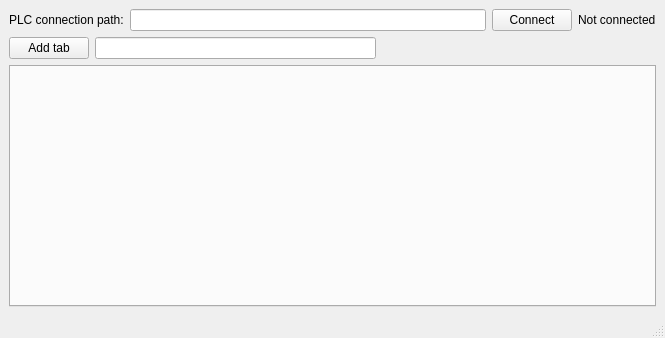
This is ui/commisionning_helper.ui in DamirKh/plc_se as Qt 5 draws it before an edit. The edited form follows.
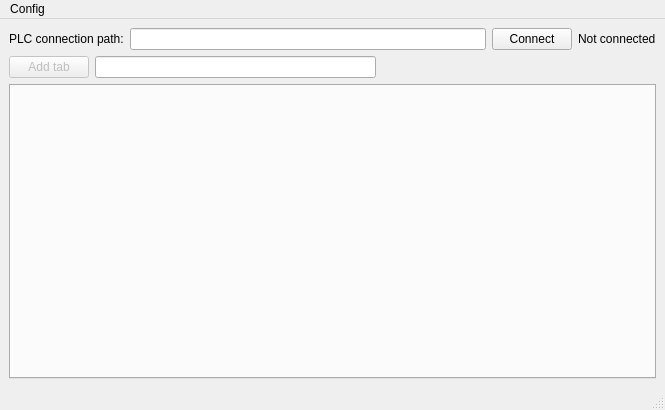
This is the edited form. Icons and pictures are not drawn.

Commit message: CH working fine. Config save and restore working

Patch:
```diff
--- a/ui/commisionning_helper.ui
+++ b/ui/commisionning_helper.ui
@@ -7,7 +7,7 @@
     <x>0</x>
     <y>0</y>
     <width>665</width>
-    <height>338</height>
+    <height>410</height>
    </rect>
   </property>
   <property name="minimumSize">
@@ -57,7 +57,7 @@
       <item>
        <widget class="QPushButton" name="pushButtonAddTab">
         <property name="enabled">
-         <bool>true</bool>
+         <bool>false</bool>
         </property>
         <property name="text">
          <string>Add tab</string>
@@ -115,6 +115,14 @@
      <height>19</height>
     </rect>
    </property>
+   <widget class="QMenu" name="menuConfig">
+    <property name="title">
+     <string>Config</string>
+    </property>
+    <addaction name="actionLoad"/>
+    <addaction name="actionSave"/>
+   </widget>
+   <addaction name="menuConfig"/>
   </widget>
   <widget class="QStatusBar" name="statusbar"/>
  </widget>
```
Left out of the diff: 16 changed lines with no effect on the pictures. The commit also changes 12 other files.
